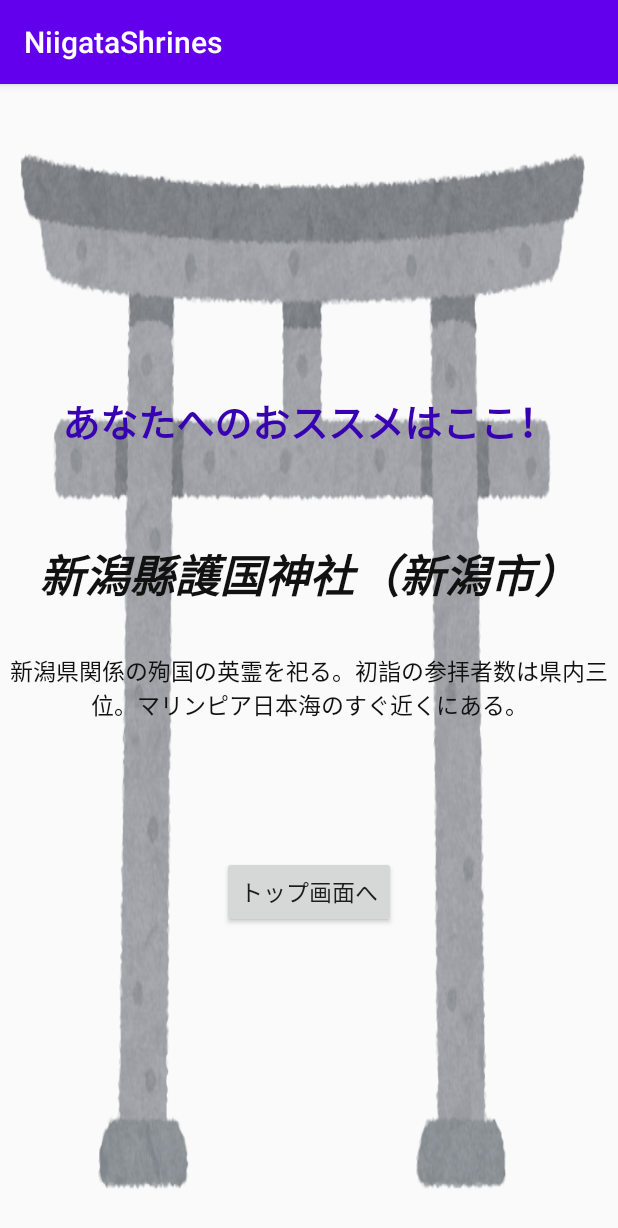
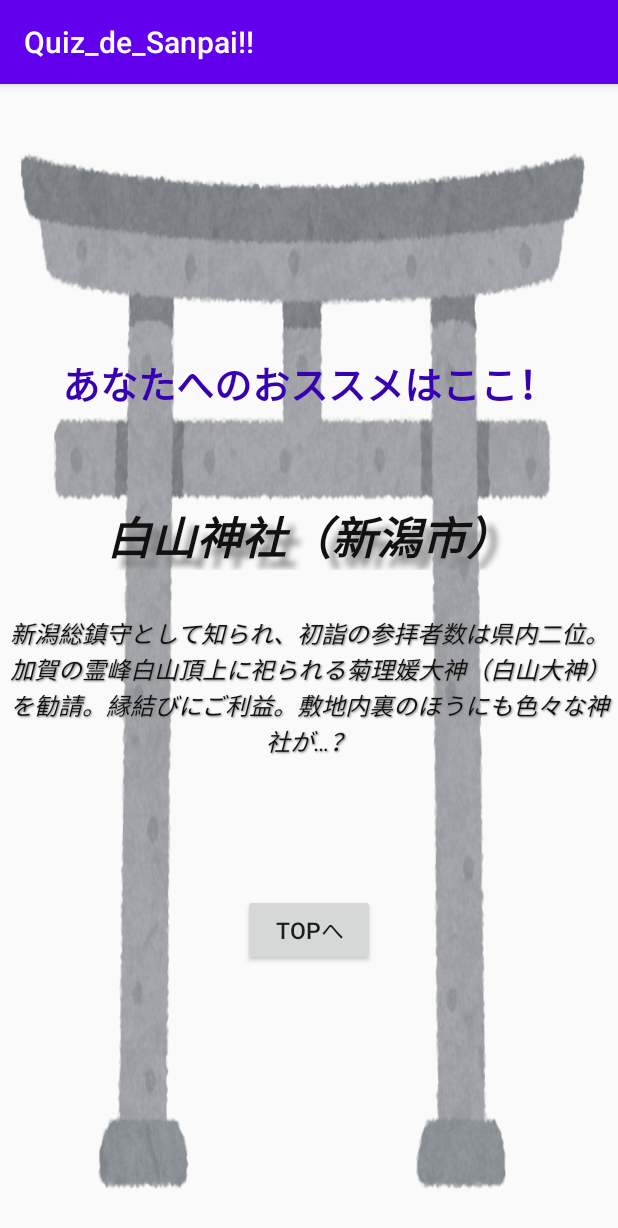
Before and after one commit to KosukeFujiwara/AndroidGameApp_Quiz_de_Sanpai, an Android app: the RecommendActivity screen opened directly, with no data from a screen before it, on a phone screen of 412 x 824 dp. Shown: the top 1228 px of the screen. Run offline under Robolectric (Android 15) with nearby library versions, the phone set to English and light mode, and no system bars.

Commit message:
20200915修正(final???)

```diff
--- a/app/src/main/java/jp/ac/jjc/niigatashrines/GameActivity.java
+++ b/app/src/main/java/jp/ac/jjc/niigatashrines/GameActivity.java
@@ -19,7 +19,7 @@ import java.util.Random;
 public class GameActivity extends AppCompatActivity {
 
     final String[] Qtexts = {"神社の鳥居をくぐるときにはどうする？", "鳥居をくぐって参道を歩いています。意識すべきは？", "手水舎の前につきました。ここですべきは？",
-                                "手水の手順で正しいのはどれ？", "お賽銭を入れたら、頭上に鈴があれば鳴らします。この際意識することは？", "さあ、礼拝です。一般的に推奨されるのはどれ？",
+                                "手水の手順で正しいのはどれ？", "お賽銭を入れ、頭上に鈴があれば鳴らします。この際意識することは？", "さあ、礼拝です。一般的に推奨されるのはどれ？",
                                 "拍手をする際、気を付けることは？"};
 
     final String[][] Atexts = {{"神域に入るため「失礼します」と軽く一礼する", "堂々と大手を振って入場する", "キリストへの信心深さを示すため、十字を切る"},
--- a/app/src/main/java/jp/ac/jjc/niigatashrines/RecommendActivity.java
+++ b/app/src/main/java/jp/ac/jjc/niigatashrines/RecommendActivity.java
@@ -17,20 +17,22 @@ public class RecommendActivity extends AppCompatActivity {
     int i;
     final String[] recommend = {"彌彦神社（弥彦村）", "白山神社（新潟市）", "湊稲荷神社（新潟市）", "新潟縣護国神社（新潟市）", "春日山神社（上越市）",
                             "居多神社（上越市）", "天津神社・奴奈川神社（糸魚川市）", "能生白山神社（糸魚川市）", "戸隠神社（燕市）", "御嶽山神社（柏崎市）",
-                                "胞姫神社（柏崎市）", "春日神社（上越市）", "石動神社（小千谷市）"};
-    final String[] recommendText = {"越後国一宮の一つで、御祭神は天照大神の曾孫の天香山命（あめのかごやまのみこと）。創建は紀元前といい、古くて格式高い神社。万葉集にも登場する。初詣の参拝者数は県内トップで、弥彦山山頂には奥宮もある。",
-                "新潟総鎮守として知られる。加賀の霊峰白山頂上に祀られる菊理媛大神（白山大神）を勧請。初詣の参拝者数は県内二位。縁結びにご利益。敷地内裏のほうにも色々な神社が…？",
-                "回る狛犬「願懸の高麗犬」！",
+                                "胞姫神社（柏崎市）", "春日神社（上越市）", "石動神社（小千谷市）","度津神社（佐渡市羽茂）","宝徳山稲荷大社（長岡市）"};
+    final String[] recommendText = {"越後国一宮の一つで、初詣の参拝者数は県内トップ。御祭神は天照大神の曾孫の天香山命（あめのかごやまのみこと）で、創建は紀元前という、古くて格式高い神社。万葉集にも登場。弥彦山山頂には奥宮もある。",
+                "新潟総鎮守として知られ、初詣の参拝者数は県内二位。加賀の霊峰白山頂上に祀られる菊理媛大神（白山大神）を勧請。縁結びにご利益。敷地内裏のほうにも色々な神社が…？",
+                "享保元年より300余年の歴史を持ち、回る狛犬「願懸の高麗犬」で知られる。昔、花街の女性達が港から船乗りが出て行かないよう、高麗犬の向きを変え、荒天祈願をしていたが、いつしか様々な願いを持った人々が訪れるようになったという。",
                 "新潟県関係の殉国の英霊を祀る。初詣の参拝者数は県内三位。マリンピア日本海のすぐ近くにある。",
-                "米沢市の上杉神社より分霊、上杉謙信公を祀る。それゆえ勝負事の祈願に訪れる人も多い。本殿近くで書置きの御朱印が貰えるが、受付のおばさんの愛想が悪いと評判。駐車場からの階段がキツい。時間があれば春日山城跡の散策もアリ。",
-                "越後国一宮の一つ。かつては親鸞聖人も訪れたという。現在は個性的な筆跡の御朱印が印象的。",
+                "米沢市の上杉神社より分霊、上杉謙信公を祀る。それゆえ勝負事の祈願に訪れる人も多い。本殿近くで書置きの御朱印が貰えるが、受付のおばさんの愛想が悪いと評判。駐車場からの階段がキツい。時間があれば春日山城跡の散策もアリか。",
+                "越後国一宮の一つ。かつて親鸞聖人も訪れたといい、それにまつわる越後七不思議の第一番「片葉葦」が群生していることでも知られているう。市内の某有名企業も新店舗の地鎮祭はここにお願いしているとかなんとか。個性的な筆跡の御朱印が印象的。",
                 "天津神社は越後国一宮で、春の大祭にて奉納される舞楽は、国の重要無形民俗文化財に指定されている。奴奈川神社は境内社。",
                 "本殿は室町時代の特色を残す国指定重要文化財で、春季大祭では国指定重要無形民俗文化財の舞楽が奉納される。海沿いの弁天岩（糸魚川ジオパークのジオサイト）には末社の厳島神社もあり。",
                 "信州戸隠神社より分霊。かつて祠を守るように燕が群れていたため、付近が燕の村と呼ばれるようになった（現在の燕市の名前の由来）との説がある。境内には、全国でも珍しいお菓子の神様を祀る「菓祖社」も。",
                 "御嶽大神を祀る。素焼きのお皿（100円）を購入して、三回息を吹きかけてから石に投げつけて皿を割り、厄を祓うという「厄割り石」が有名。",
                 "「胞」とは胞衣（えな：胎児を包む膜や胎盤のこと）を意味し、安産・子授けの神として知られる。伝承では、奥州に逃れる途中で寄った源義経の嫡男出産が、当神社の縁起の起こりであるという。国道8号沿いのすごいところにある。",
                 "奈良の春日大社より分霊され、春日大社の記録では全国の春日神社の中で最初に出てくる。当初は春日山山頂に創建されるが、春日山城築城の際に城の鬼門の位置に遷座、現在に至る。2020年4月、約200年ぶりに建て替えられて綺麗に。",
-                "読みは「いするぎじんじゃ」。錦鯉と牛の角突きの天井画がある。オリジナル御朱印長が特徴的。現在の外見はあまり神社っぽくなく、一軒家と一体化したような形態となっている。"};
+                "読みは「いするぎじんじゃ」。錦鯉と牛の角突きの天井画がある。オリジナル御朱印長が特徴的。現在の外見はあまり神社っぽくなく、一軒家と一体化したような形態となっている。",
+                "読みは「わたつじんじゃ」。佐渡一ノ宮を称する。五十猛命を御祭神に、陸上海上の守護神として信仰を集める、古来より格式高い神社。しかし古文書が洪水で流失しており、創建年代などは明らかでないという。",
+                "その由緒は縄文時代にまで遡り、持統天皇の御代には越国総鎮守一ノ宮を賜ったという。現在の社殿は大変立派で圧巻のスケールを持ち、目の前にするとお金の匂いを感じずにはいられないが、そのようなこと決して口にしてはいけない。"};
 
     @Override
     protected void onCreate(Bundle savedInstanceState) {
@@ -43,7 +45,7 @@ public class RecommendActivity extends AppCompatActivity {
         ToHomeListener listener = new ToHomeListener();
         btn.setOnClickListener(listener);
 
-        i = random.nextInt(13);
+        i = random.nextInt(15);
         txV.setText(recommend[i]);
         txV2.setText(recommendText[i]);
     }
--- a/app/src/main/res/layout/activity_game.xml
+++ b/app/src/main/res/layout/activity_game.xml
@@ -4,7 +4,8 @@
     android:layout_width="match_parent"
     android:layout_height="match_parent"
     android:orientation="vertical"
-    android:background="@color/colorAccent"
+    android:background="@drawable/mark_question"
+    android:backgroundTint="@color/colorAccent"
     android:layout_gravity="center">
 
     <TextView
--- a/app/src/main/res/layout/activity_recommend.xml
+++ b/app/src/main/res/layout/activity_recommend.xml
@@ -27,18 +27,26 @@
         android:textStyle="bold|italic"
         android:textColor="#111111"
         android:typeface="serif"
-        android:layout_gravity="center_horizontal"/>
+        android:layout_gravity="center_horizontal"
+        android:shadowColor="#808080"
+        android:shadowDx="10.0"
+        android:shadowDy="10.0"
+        android:shadowRadius="5.0"/>
     <TextView
         android:id="@+id/recommendText"
         android:layout_width="wrap_content"
         android:layout_height="wrap_content"
         android:layout_marginBottom="90dp"
         android:text=""
-        android:textSize="15sp"
-        android:textStyle="normal"
+        android:textSize="16sp"
+        android:textStyle="italic"
         android:textColor="#111111"
-        android:typeface="serif"
-        android:gravity="center"/>
+        android:typeface="normal"
+        android:gravity="center"
+        android:shadowColor="#808080"
+        android:shadowDx="1.0"
+        android:shadowDy="1.0"
+        android:shadowRadius="1.0"/>
     <Button
         android:id="@+id/btnToTop"
         android:layout_width="wrap_content"
```
Also changed, not shown: app/src/main/res/layout/activity_main.xml (+21 -10 lines), app/src/main/res/layout/activity_manners.xml (+6 -2 lines), app/src/main/res/values/strings.xml (+5 -5 lines), app/src/main/res/drawable/mark_question.png (added).
